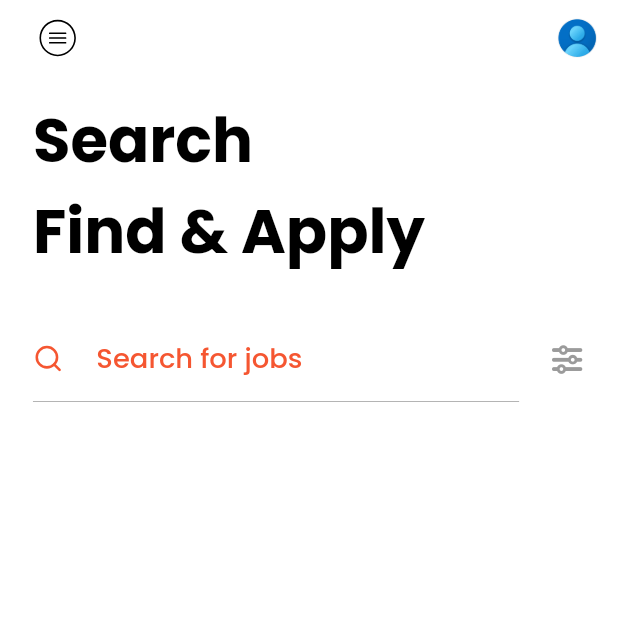
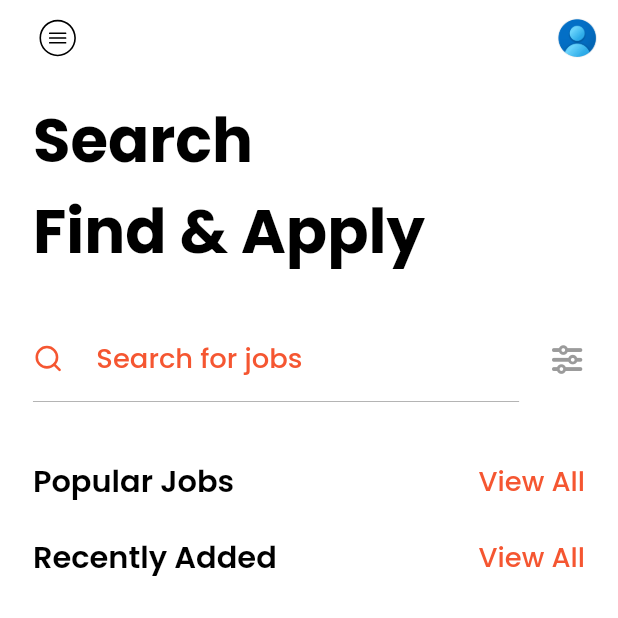
Before and after one commit to cjchika/joboard, a Flutter app: the HomePage screen opened directly, after a tap on "Search for jobs", on a phone screen of 412 x 824 dp, the top half of it. Run offline on Flutter 3.47's test engine with Material 2 defaults, Android fonts, the phone set to English and light mode, and no system bars; our stand-ins replace flutter_animate, flutter_screenutil, flutter_svg, flutter_vector_icons, flutter_zoom_drawer, get and 5 more; accounts and stored records are empty.

```diff
--- a/lib/views/common/heading_widget.dart
+++ b/lib/views/common/heading_widget.dart
@@ -1,10 +1,27 @@
 import 'package:flutter/material.dart';
+import 'package:joboard/views/common/exports.dart';
 
 class HeadingWidget extends StatelessWidget {
-  const HeadingWidget({super.key});
+  const HeadingWidget({super.key, required this.text, this.onTap});
+
+  final String text;
+  final void Function()? onTap;
 
   @override
   Widget build(BuildContext context) {
-    return Container();
+    return Row(
+      mainAxisAlignment: MainAxisAlignment.spaceBetween,
+      crossAxisAlignment: CrossAxisAlignment.center,
+      children: [
+        ReusableText(
+          text: text,
+          style: appstyle(20, Color(kDark.value), FontWeight.w600),
+        ),
+        GestureDetector(onTap: onTap,child: ReusableText(
+          text: "View All",
+          style: appstyle(18, Color(kOrange.value), FontWeight.w500),
+        ),),
+      ],
+    );
   }
 }
--- a/lib/views/common/search.dart
+++ b/lib/views/common/search.dart
@@ -16,7 +16,7 @@ class SearchWidget extends StatelessWidget {
   @override
   Widget build(BuildContext context) {
     return GestureDetector(
-      onTap: () {},
+      onTap: onTap,
       child: Column(
         children: [
           Row(
--- a/lib/views/ui/homepage.dart
+++ b/lib/views/ui/homepage.dart
@@ -59,7 +59,9 @@ class _HomePageState extends State<HomePage> {
                   },
                 ),
                 const HeightSpacer(size: 30),
-                const HeadingWidget(),
+                HeadingWidget(text: "Popular Jobs", onTap: () {}),
+                const HeightSpacer(size: 20),
+                HeadingWidget(text: "Recently Added", onTap: () {}),
               ],
             ),
           ),
```
